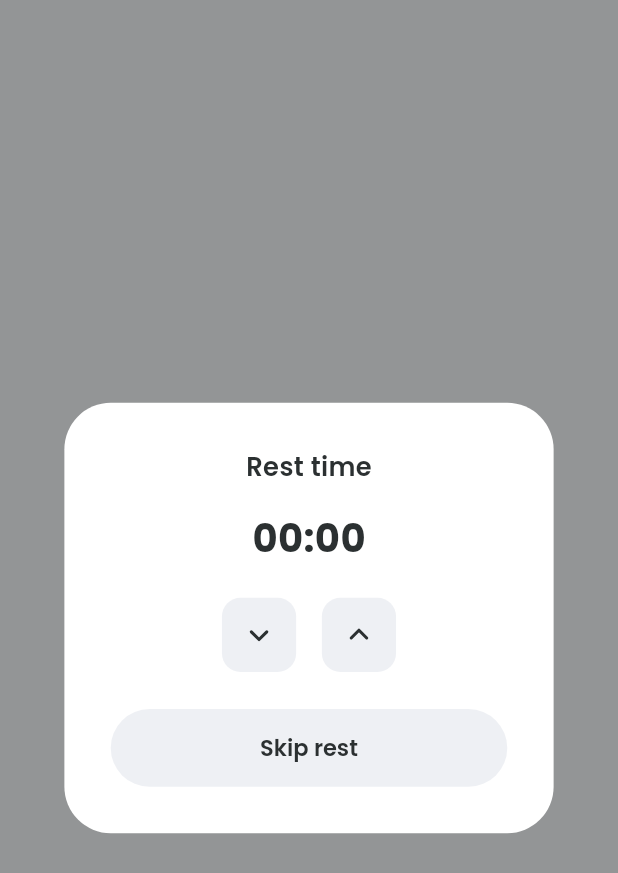
After one commit to tran-haison/workouch, a Flutter app: the WorkoutRestPage screen opened by its route, on a phone screen of 412 x 824 dp. The commit adds this screen. Shown: the top 873 px of the screen. Run offline on Flutter 3.47's test engine with Material 3 defaults, Android fonts, the phone set to English and light mode, and no system bars; drawn by our look-alikes of oktoast; our stand-ins replace cached_network_image, dio, either_dart, flutter_bloc, flutter_dotenv, flutter_screenutil and 14 more; accounts and stored records are empty; generated files the repository leaves out were written again; network calls fail.

Commit message:
feat: implement workout rest page

```diff
--- a/lib/core/router/app_router.dart
+++ b/lib/core/router/app_router.dart
@@ -9,6 +9,7 @@ import '../../features/workout/presentation/pages/workout_details_page.dart';
 import '../../features/workout/presentation/widgets/workout_scope_provider.dart';
 import '../../features/workout_session/presentation/pages/workout_ready_page.dart';
 import '../../features/workout_session/presentation/pages/workout_execution_page.dart';
+import '../../features/workout_session/presentation/pages/workout_rest_page.dart';
 import '../../features/auth/presentation/pages/signin_page.dart';
 import '../../features/workout/domain/entities/workout.dart';
 import '../../features/workout_session/presentation/widgets/workout_session_scope_provider.dart';
@@ -21,6 +22,7 @@ enum AppRoute {
   workoutDetails,
   workoutReady,
   workoutExecution,
+  workoutRest,
   exercises,
 }
 
@@ -136,6 +138,16 @@ final appRouter = GoRouter(
             arguments: state.extra,
           ),
         ),
+        GoRoute(
+          name: AppRoute.workoutRest.name,
+          path: '/workout-rest',
+          pageBuilder: (context, state) => _buildSlidePage(
+            const WorkoutRestPage(),
+            key: state.pageKey,
+            name: state.name,
+            arguments: state.extra,
+          ),
+        ),
       ],
     ),
   ],
--- a/lib/features/workout_session/presentation/cubit/workout_session_state.dart
+++ b/lib/features/workout_session/presentation/cubit/workout_session_state.dart
@@ -12,6 +12,7 @@ class WorkoutSessionState with _$WorkoutSessionState {
     @Default({}) Map<String, int> setIndexTracker, // {exerciseId: currSetIdx}
     @Default(Duration.zero) Duration totalTime,
     @Default(Duration.zero) Duration restSetsRemain,
+    @Default(Duration.zero) Duration restExercisesRemain,
   }) = _WorkoutSessionState;
 }
 
@@ -40,4 +41,6 @@ extension WorkoutSessionStateExt on WorkoutSessionState {
   bool get hasRestSets => currentExercise.restTimeBetweenSets > Duration.zero;
 
   bool get isRestSetsActive => restSetsRemain > Duration.zero;
+
+  bool get isRestExercisesActive => restExercisesRemain > Duration.zero;
 }
--- /dev/null
+++ b/lib/features/workout_session/presentation/pages/workout_rest_page.dart
@@ -0,0 +1,310 @@
+import 'dart:math' as math;
+
+import 'package:flutter/material.dart';
+import 'package:flutter_bloc/flutter_bloc.dart';
+import 'package:flutter_screenutil/flutter_screenutil.dart';
+import 'package:go_router/go_router.dart';
+import 'package:workouch/core/extension/duration_extension.dart';
+
+import '../../../../core/constants/app_constants.dart';
+import '../../../../core/theme/app_colors.dart';
+import '../../../../core/theme/app_text_styles.dart';
+import '../../../../core/widgets/common_button.dart';
+import '../../../../core/widgets/common_gaps.dart';
+import '../../../../gen/assets.gen.dart';
+import '../cubit/workout_session_cubit.dart';
+import '../cubit/workout_session_state.dart';
+
+class _PopUpText {
+  String text;
+  Offset position;
+
+  _PopUpText({required this.text, required this.position});
+
+  void update(String newText, Offset newPosition) {
+    text = newText;
+    position = newPosition;
+  }
+}
+
+class WorkoutRestPage extends StatefulWidget {
+  const WorkoutRestPage({super.key});
+
+  @override
+  State<WorkoutRestPage> createState() => _WorkoutRestPageState();
+}
+
+class _WorkoutRestPageState extends State<WorkoutRestPage>
+    with TickerProviderStateMixin {
+  _PopUpText? _currentPopUp;
+  final math.Random _random = math.Random();
+  final GlobalKey _containerKey = GlobalKey();
+  late final AnimationController _animationController;
+  late final Animation<double> _fadeAnimation;
+  late final Animation<Offset> _slideAnimation;
+
+  @override
+  void initState() {
+    super.initState();
+    // Create single AnimationController instance for pop-up animations
+    _animationController = AnimationController(
+      vsync: this,
+      duration: const Duration(milliseconds: 800),
+    );
+
+    // Create animations once, bound to the shared controller
+    _fadeAnimation = Tween<double>(begin: 1.0, end: 0.0).animate(
+      CurvedAnimation(
+        parent: _animationController,
+        curve: const Interval(0.0, 1.0, curve: Curves.easeOut),
+      ),
+    );
+
+    _slideAnimation =
+        Tween<Offset>(begin: Offset.zero, end: const Offset(0, -0.5)).animate(
+          CurvedAnimation(
+            parent: _animationController,
+            curve: const Interval(0.0, 1.0, curve: Curves.easeOut),
+          ),
+        );
+
+    // Listen for animation completion
+    _animationController.addStatusListener((status) {
+      if (status == AnimationStatus.completed && mounted) {
+        setState(() {
+          _currentPopUp = null;
+        });
+      }
+    });
+
+    // Start the rest timer when page appears
+    WidgetsBinding.instance.addPostFrameCallback((_) {
+      if (mounted) {
+        final cubit = context.read<WorkoutSessionCubit>();
+        final state = cubit.state;
+        if (state.hasRestBetweenExercises && !state.isRestExercisesActive) {
+          cubit.startRestExercisesTimer(state.workout.restTimeBetweenExercises);
+        }
+      }
+    });
+  }
+
+  @override
+  void dispose() {
+    _animationController.dispose();
+    _currentPopUp = null;
+    super.dispose();
+  }
+
+  void _showPopUpText(String text) {
+    // Use post-frame callback to ensure the container is laid out
+    WidgetsBinding.instance.addPostFrameCallback((_) {
+      if (!mounted) return;
+
+      // Get the white container's bounds
+      final containerRenderBox =
+          _containerKey.currentContext?.findRenderObject() as RenderBox?;
+      if (containerRenderBox == null) return;
+
+      // Get the Stack's RenderBox to calculate relative position
+      final stackRenderBox = context.findRenderObject() as RenderBox?;
+      if (stackRenderBox == null) return;
+
+      // Get global positions
+      final containerGlobalPos = containerRenderBox.localToGlobal(Offset.zero);
+      final stackGlobalPos = stackRenderBox.localToGlobal(Offset.zero);
+
+      // Calculate position relative to Stack
+      final containerRelativePos = containerGlobalPos - stackGlobalPos;
+      final containerSize = containerRenderBox.size;
+
+      // Generate random position within the white container (with padding to avoid edges)
+      final padding = 20.0;
+      final x =
+          containerRelativePos.dx +
+          padding +
+          _random.nextDouble() * (containerSize.width - padding * 2);
+      final y =
+          containerRelativePos.dy +
+          padding +
+          _random.nextDouble() * (containerSize.height - padding * 2);
+
+      final newPosition = Offset(x, y);
+
+      // Stop and reset the shared controller if animation is in progress
+      if (_animationController.isAnimating) {
+        _animationController.stop();
+      }
+      _animationController.reset();
+
+      // Update or create pop-up text
+      if (_currentPopUp != null) {
+        _currentPopUp!.update(text, newPosition);
+      } else {
+        _currentPopUp = _PopUpText(text: text, position: newPosition);
+      }
+
+      setState(() {});
+
+      // Start animation with the shared controller
+      _animationController.forward();
+    });
+  }
+
+  @override
+  Widget build(BuildContext context) {
+    return BlocListener<WorkoutSessionCubit, WorkoutSessionState>(
+      listener: (context, state) {
+        // Navigate back to execution page when rest timer completes automatically
+        if (!state.isRestExercisesActive &&
+            state.restExercisesRemain == Duration.zero) {
+          // Only navigate if we're still on this page
+          if (mounted && context.canPop()) {
+            // Advance to next exercise if available
+            final cubit = context.read<WorkoutSessionCubit>();
+            if (state.hasNextExercise) {
+              cubit.goNextExercise();
+            }
+            // Small delay to ensure state update is processed
+            Future.microtask(() {
+              if (mounted && context.canPop()) {
+                context.pop();
+              }
+            });
+          }
+        }
+      },
+      child: BlocBuilder<WorkoutSessionCubit, WorkoutSessionState>(
+        builder: (context, state) {
+          return Scaffold(
+            body: SafeArea(
+              child: Stack(
+                children: [
+                  Container(
+                    decoration: BoxDecoration(
+                      color: AppColors.black.withValues(alpha: 0.5),
+                    ),
+                    child: Center(
+                      child: Container(
+                        key: _containerKey,
+                        margin: EdgeInsets.symmetric(
+                          horizontal: 40.w,
+                          vertical: 20.h,
+                        ),
+                        padding: EdgeInsets.all(30.r),
+                        decoration: BoxDecoration(
+                          color: AppColors.white,
+                          borderRadius: BorderRadius.circular(30.r),
+                        ),
+                        child: Column(
+                          mainAxisSize: MainAxisSize.min,
+                          children: [
+                            Text(
+                              AppConstants.restTime,
+                              style: AppTextStyles.h3.copyWith(
+                                fontWeight: FontWeight.w600,
+                              ),
+                            ),
+                            Gaps.vGap16,
+                            Text(
+                              state.restExercisesRemain.mmss,
+                              style: AppTextStyles.h0.copyWith(
+                                fontWeight: FontWeight.w700,
+                              ),
+                            ),
+                            Gaps.vGap20,
+                            Row(
+                              mainAxisAlignment: MainAxisAlignment.center,
+                              children: [
+                                CommonIconButton(
+                                  icon: Assets.icons.arrowDown,
+                                  iconColor: AppColors.black,
+                                  backgroundColor: AppColors.grayBlue,
+                                  radius: 12.r,
+                                  onTap: () {
+                                    context
+                                        .read<WorkoutSessionCubit>()
+                                        .decreaseRestExercises(10);
+                                    _showPopUpText('-10');
+                                  },
+                                ),
+                                Gaps.hGap16,
+                                CommonIconButton(
+                                  icon: Assets.icons.arrowUp,
+                                  iconColor: AppColors.black,
+                                  backgroundColor: AppColors.grayBlue,
+                                  radius: 12.r,
+                                  onTap: () {
+                                    context
+                                        .read<WorkoutSessionCubit>()
+                                        .increaseRestExercises(10);
+                                    _showPopUpText('+10');
+                                  },
+                                ),
+                              ],
+                            ),
+                            Gaps.vGap24,
+                            CommonButton(
+                              text: AppConstants.skipRest,
+                              backgroundColor: AppColors.grayBlue,
+                              textStyle: AppTextStyles.h4.copyWith(
+                                fontWeight: FontWeight.w600,
+                                color: AppColors.black,
+                              ),
+                              onPressed: () {
+                                context
+                                    .read<WorkoutSessionCubit>()
+                                    .stopRestExercisesTimer();
+                                // Advance to next exercise and navigate back
+                                if (state.hasNextExercise) {
+                                  context
+                                      .read<WorkoutSessionCubit>()
+                                      .goNextExercise();
+                                }
+                                if (mounted) {
+                                  context.pop();
+                                }
+                              },
+                            ),
+                          ],
+                        ),
+                      ),
+                    ),
+                  ),
+                  // Overlay for pop-up text (only one at a time)
+                  if (_currentPopUp != null)
+                    Positioned(
+                      left: _currentPopUp!.position.dx,
+                      top: _currentPopUp!.position.dy,
+                      child: FadeTransition(
+                        opacity: _fadeAnimation,
+                        child: SlideTransition(
+                          position: _slideAnimation,
+                          child: Text(
+                            _currentPopUp!.text,
+                            style: AppTextStyles.h2.copyWith(
+                              fontWeight: FontWeight.w700,
+                              color: _currentPopUp!.text.startsWith('+')
+                                  ? Colors.green
+                                  : Colors.red,
+                              shadows: [
+                                Shadow(
+                                  offset: Offset(0, 2.r),
+                                  blurRadius: 4.r,
+                                  color: AppColors.black.withValues(alpha: 0.3),
+                                ),
+                              ],
+                            ),
+                          ),
+                        ),
+                      ),
+                    ),
+                ],
+              ),
+            ),
+          );
+        },
+      ),
+    );
+  }
+}
--- a/lib/gen/assets.gen.dart
+++ b/lib/gen/assets.gen.dart
@@ -157,11 +157,7 @@ class $AssetsIconsGen {
 class Assets {
   const Assets._();
 
-  static const String aEnv = '.env';
   static const $AssetsIconsGen icons = $AssetsIconsGen();
-
-  /// List of all assets
-  static List<String> get values => [aEnv];
 }
 
 class SvgGenImage {
```
Also changed, not shown: lib/features/workout_session/presentation/cubit/workout_session_cubit.dart (+37 -0 lines), lib/features/workout_session/presentation/pages/workout_execution_page.dart (+12 -1 lines), lib/core/di/injection.config.dart, lib/features/workout_session/presentation/cubit/workout_session_state.freezed.dart, pubspec.lock, 1 other file.
